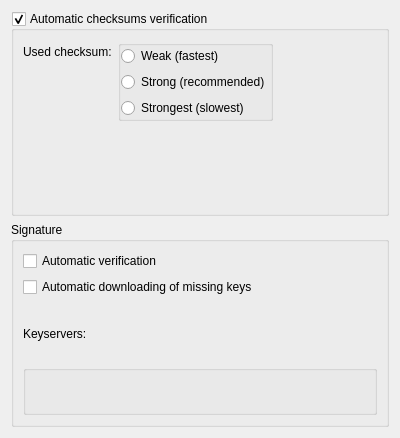
Old version of the form kget/conf/verificationpreferences.ui in the repository fluxer/kde-extraapps.
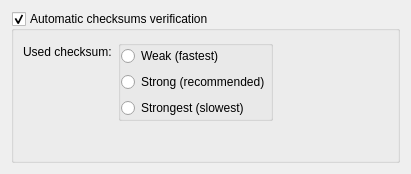
New version of the form. Custom widgets are drawn as their Qt base class.

Commit message: kget: drop signature verification support

```diff
--- a/kget/conf/verificationpreferences.ui
+++ b/kget/conf/verificationpreferences.ui
@@ -6,8 +6,8 @@
    <rect>
     <x>0</x>
     <y>0</y>
-    <width>400</width>
-    <height>438</height>
+    <width>411</width>
+    <height>174</height>
    </rect>
   </property>
   <layout class="QVBoxLayout" name="verticalLayout">
@@ -72,64 +72,9 @@
      </layout>
     </widget>
    </item>
-   <item>
-    <widget class="QGroupBox" name="signatureGroup">
-     <property name="title">
-      <string>Signature</string>
-     </property>
-     <layout class="QVBoxLayout" name="verticalLayout_4">
-      <item>
-       <widget class="QCheckBox" name="kcfg_SignatureAutomaticVerification">
-        <property name="text">
-         <string>Automatic verification</string>
-        </property>
-       </widget>
-      </item>
-      <item>
-       <widget class="QCheckBox" name="kcfg_SignatureAutomaticDownloading">
-        <property name="text">
-         <string>Automatic downloading of missing keys</string>
-        </property>
-       </widget>
-      </item>
-      <item>
-       <spacer name="verticalSpacer">
-        <property name="orientation">
-         <enum>Qt::Vertical</enum>
-        </property>
-        <property name="sizeType">
-         <enum>QSizePolicy::Fixed</enum>
-        </property>
-        <property name="sizeHint" stdset="0">
-         <size>
-          <width>20</width>
-          <height>5</height>
-         </size>
-        </property>
-       </spacer>
-      </item>
-      <item>
-       <widget class="QLabel" name="label">
-        <property name="text">
-         <string>Keyservers:</string>
-        </property>
-       </widget>
-      </item>
-      <item>
-       <widget class="KEditListWidget" name="keyservers">
-       </widget>
-      </item>
-     </layout>
-    </widget>
-   </item>
   </layout>
  </widget>
  <customwidgets>
-  <customwidget>
-   <class>KEditListWidget</class>
-   <extends>QGroupBox</extends>
-   <header>keditlistwidget.h</header>
-  </customwidget>
   <customwidget>
    <class>KButtonGroup</class>
    <extends>QGroupBox</extends>
```
The commit also changes 25 other files.
